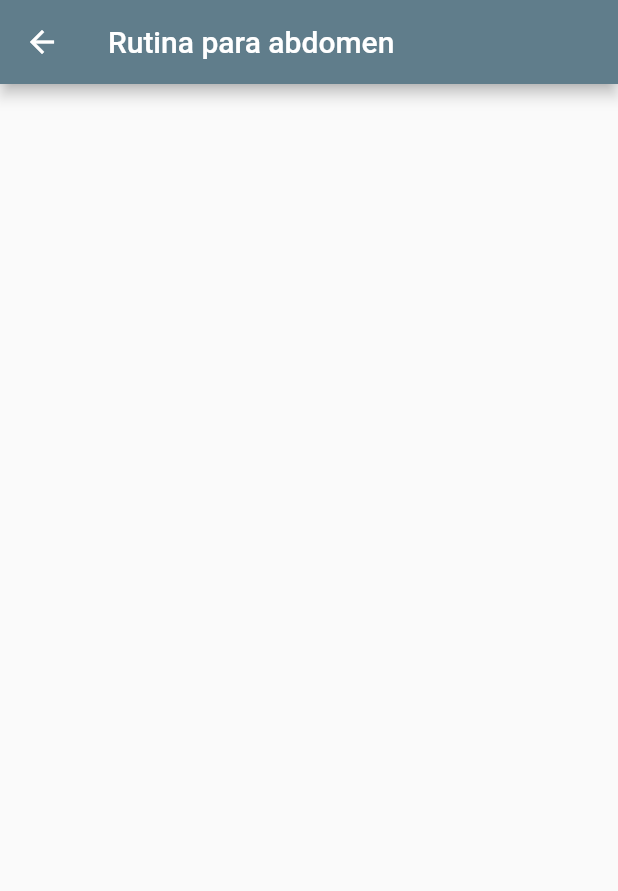
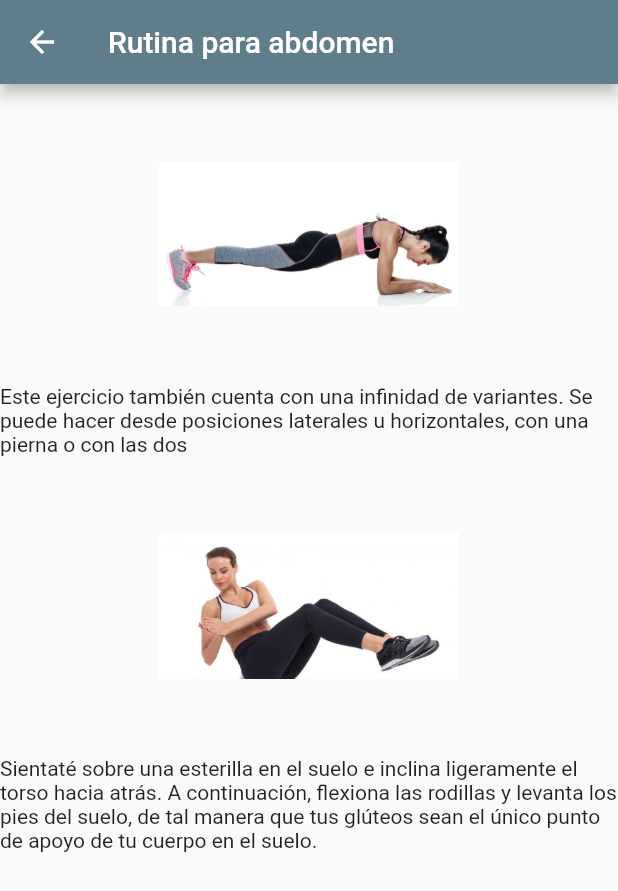
Before and after one commit to AngelesMorales513/fitness, a Flutter app: the Abdomen screen opened directly, on a phone screen of 412 x 824 dp. Shown: the top 891 px of the screen. Run offline on Flutter 3.47's test engine with Material 2 defaults, Android fonts, the phone set to English and light mode, and no system bars.

Commit message:
cuarto commit
terminacion del primer requerimiento

```diff
--- a/lib/screens/abdomen_screen.dart
+++ b/lib/screens/abdomen_screen.dart
@@ -9,9 +9,22 @@ class Abdomen extends StatelessWidget {
       body: SingleChildScrollView(
         child: Stack(
           children: [
-            Column(
-              children: [],
-            )
+            Column(children: [
+              Image.asset(
+                "images/abdomen.jpg",
+                width: 200,
+                height: 200,
+              ),
+              Text(
+                  "Este ejercicio también cuenta con una infinidad de variantes. Se puede hacer desde posiciones laterales u horizontales, con una pierna o con las dos"),
+              Image.asset(
+                "images/abdomen1.jpeg",
+                width: 200,
+                height: 200,
+              ),
+              Text(
+                  "Sientaté sobre una esterilla en el suelo e inclina ligeramente el torso hacia atrás. A continuación, flexiona las rodillas y levanta los pies del suelo, de tal manera que tus glúteos sean el único punto de apoyo de tu cuerpo en el suelo.")
+            ])
           ],
         ),
       ),
```
Also changed, not shown: lib/screens/biceps_screen.dart (+16 -3 lines), lib/screens/gluteo_screen.dart (+16 -3 lines), lib/screens/pierna_screen.dart (+8 -1 lines), lib/screens/triceps_screen.dart (+16 -3 lines), images/abdomen.jpg (added), images/abdomen1.jpeg (added), images/biceps.jpg (added), images/biceps1.jpg (added), images/gluteo.jpg (added), images/gluteo1.jpeg (added), images/pierna1.jpg (added), images/triceps.jpg (added), images/triceps1.jpg (added).
